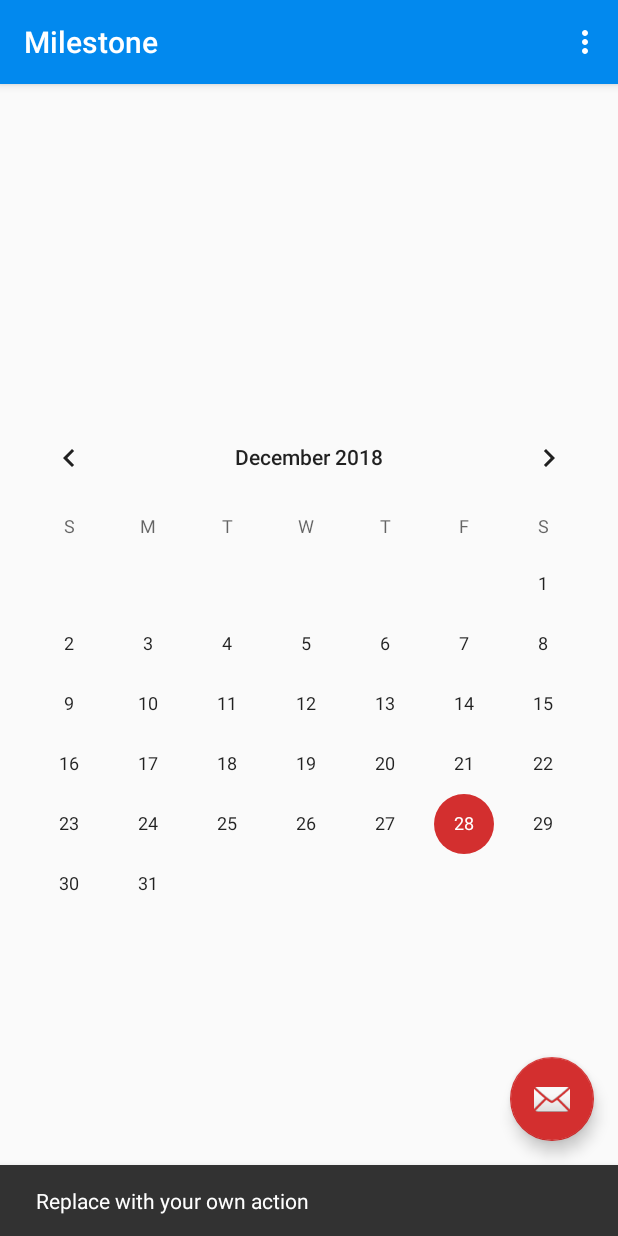
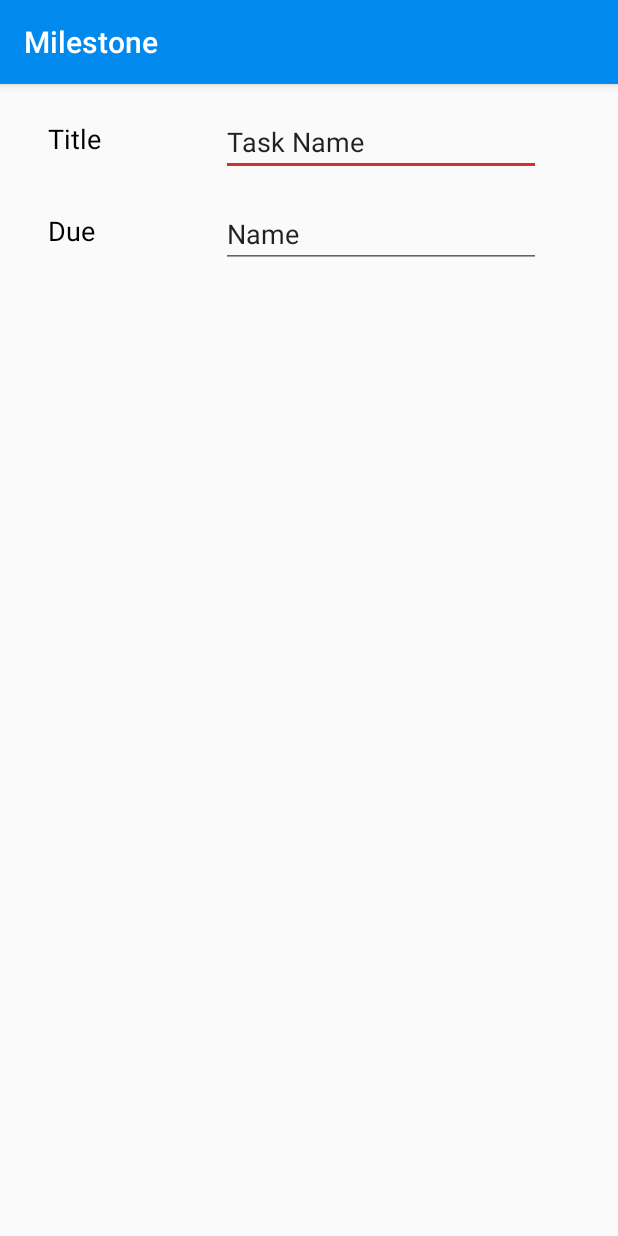
Before and after one commit to Iotaslair/Milestone, an Android app: the screen it shows after launch (TaskList before the commit, NewTask after it), after a tap on an icon or button, on a phone screen of 412 x 824 dp. Run offline under Robolectric (Android 15) with nearby library versions, the phone set to English and light mode, and no system bars.

Commit message:
Found a light accent color and worked on the new task activity

```diff
--- a/App/app/build.gradle
+++ b/App/app/build.gradle
@@ -27,6 +27,7 @@ dependencies {
     //firebase
     implementation 'com.google.firebase:firebase-core:16.0.6'
 
+    implementation 'com.google.firebase:firebase-messaging:12.0.1'
     testImplementation 'junit:junit:4.12'
     androidTestImplementation 'com.android.support.test:runner:1.0.2'
     androidTestImplementation 'com.android.support.test.espresso:espresso-core:3.0.2'
--- a/App/app/src/main/AndroidManifest.xml
+++ b/App/app/src/main/AndroidManifest.xml
@@ -19,6 +19,7 @@
                 <category android:name="android.intent.category.LAUNCHER" />
             </intent-filter>
         </activity>
+        <activity android:name=".NewTask"></activity>
     </application>
 
 </manifest>
--- /dev/null
+++ b/App/app/src/main/java/com/williampembleton/milestone/NewTask.java
@@ -0,0 +1,13 @@
+package com.williampembleton.milestone;
+
+import android.support.v7.app.AppCompatActivity;
+import android.os.Bundle;
+
+public class NewTask extends AppCompatActivity {
+
+    @Override
+    protected void onCreate(Bundle savedInstanceState) {
+        super.onCreate(savedInstanceState);
+        setContentView(R.layout.activity_new_task);
+    }
+}
--- a/App/app/src/main/java/com/williampembleton/milestone/TaskList.java
+++ b/App/app/src/main/java/com/williampembleton/milestone/TaskList.java
@@ -1,5 +1,6 @@
 package com.williampembleton.milestone;
 
+import android.content.Intent;
 import android.os.Bundle;
 import android.support.design.widget.FloatingActionButton;
 import android.support.design.widget.Snackbar;
@@ -22,8 +23,13 @@ public class TaskList extends AppCompatActivity {
         fab.setOnClickListener(new View.OnClickListener() {
             @Override
             public void onClick(View view) {
+                Intent intent = new Intent(TaskList.this, NewTask.class);
+                startActivity(intent);
+
+                /*
                 Snackbar.make(view, "Replace with your own action", Snackbar.LENGTH_LONG)
                         .setAction("Action", null).show();
+                */
             }
         });
     }
--- /dev/null
+++ b/App/app/src/main/res/layout/activity_new_task.xml
@@ -0,0 +1,67 @@
+<?xml version="1.0" encoding="utf-8"?>
+<android.support.constraint.ConstraintLayout xmlns:android="http://schemas.android.com/apk/res/android"
+    xmlns:app="http://schemas.android.com/apk/res-auto"
+    xmlns:tools="http://schemas.android.com/tools"
+    android:layout_width="match_parent"
+    android:layout_height="match_parent"
+    tools:context=".NewTask">
+
+    <TextView
+        android:id="@+id/dueLabel"
+        android:layout_width="64dp"
+        android:layout_height="28dp"
+        android:layout_marginStart="32dp"
+        android:layout_marginLeft="32dp"
+        android:layout_marginTop="8dp"
+        android:text="Due"
+        android:textColor="@color/common_google_signin_btn_text_dark_focused"
+        android:textSize="18sp"
+        app:layout_constraintStart_toStartOf="parent"
+        app:layout_constraintTop_toTopOf="@+id/editText2" />
+
+    <TextView
+        android:id="@+id/titleLabel"
+        android:layout_width="64dp"
+        android:layout_height="28dp"
+        android:layout_marginStart="32dp"
+        android:layout_marginLeft="32dp"
+        android:layout_marginTop="24dp"
+        android:text="Title"
+        android:textColor="@color/common_google_signin_btn_text_dark_focused"
+        android:textSize="18sp"
+        app:layout_constraintStart_toStartOf="parent"
+        app:layout_constraintTop_toTopOf="parent" />
+
+    <EditText
+        android:id="@+id/titleField"
+        android:layout_width="wrap_content"
+        android:layout_height="wrap_content"
+        android:layout_marginStart="8dp"
+        android:layout_marginLeft="8dp"
+        android:layout_marginTop="16dp"
+        android:layout_marginEnd="8dp"
+        android:layout_marginRight="8dp"
+        android:ems="10"
+        android:inputType="textPersonName"
+        android:text="Task Name"
+        app:layout_constraintEnd_toEndOf="parent"
+        app:layout_constraintStart_toEndOf="@+id/titleLabel"
+        app:layout_constraintTop_toTopOf="parent" />
+
+    <EditText
+        android:id="@+id/editText2"
+        android:layout_width="wrap_content"
+        android:layout_height="wrap_content"
+        android:layout_marginStart="8dp"
+        android:layout_marginLeft="8dp"
+        android:layout_marginTop="16dp"
+        android:layout_marginEnd="8dp"
+        android:layout_marginRight="8dp"
+        android:ems="10"
+        android:inputType="textPersonName"
+        android:text="Name"
+        app:layout_constraintEnd_toEndOf="parent"
+        app:layout_constraintStart_toEndOf="@+id/dueLabel"
+        app:layout_constraintTop_toBottomOf="@+id/titleField" />
+
+</android.support.constraint.ConstraintLayout>
--- a/App/app/src/main/res/layout/activity_task_list.xml
+++ b/App/app/src/main/res/layout/activity_task_list.xml
@@ -30,12 +30,12 @@
         android:layout_height="wrap_content"
         android:layout_gravity="bottom|end"
         android:layout_margin="@dimen/fab_margin"
-        app:srcCompat="@android:drawable/ic_dialog_email" />
+        app:srcCompat="@drawable/ic_plus" />
 
     <CalendarView
         android:id="@+id/calendarView"
         android:layout_width="match_parent"
-        android:layout_height="wrap_content"
+        android:layout_height="481dp"
         app:layout_anchor="@+id/include"
         app:layout_anchorGravity="right|center" />
 
--- a/App/app/src/main/res/values/colors.xml
+++ b/App/app/src/main/res/values/colors.xml
@@ -4,4 +4,5 @@
     <color name="colorPrimaryDark">#005dbb</color>
     <color name="colorPrimaryLight">#65b8ff</color>
     <color name="colorAccent">#D32F2F</color>
+    <color name="colorAccentLight">#F44336</color>
 </resources>
```
Also changed, not shown: App/app/src/main/res/drawable-hdpi/ic_plus.png (added), App/app/src/main/res/drawable-mdpi/ic_plus.png (added), App/app/src/main/res/drawable-xhdpi/ic_plus.png (added), App/app/src/main/res/drawable-xxhdpi/ic_plus.png (added), App/app/src/main/res/drawable-xxxhdpi/ic_plus.png (added), 2 other files.
